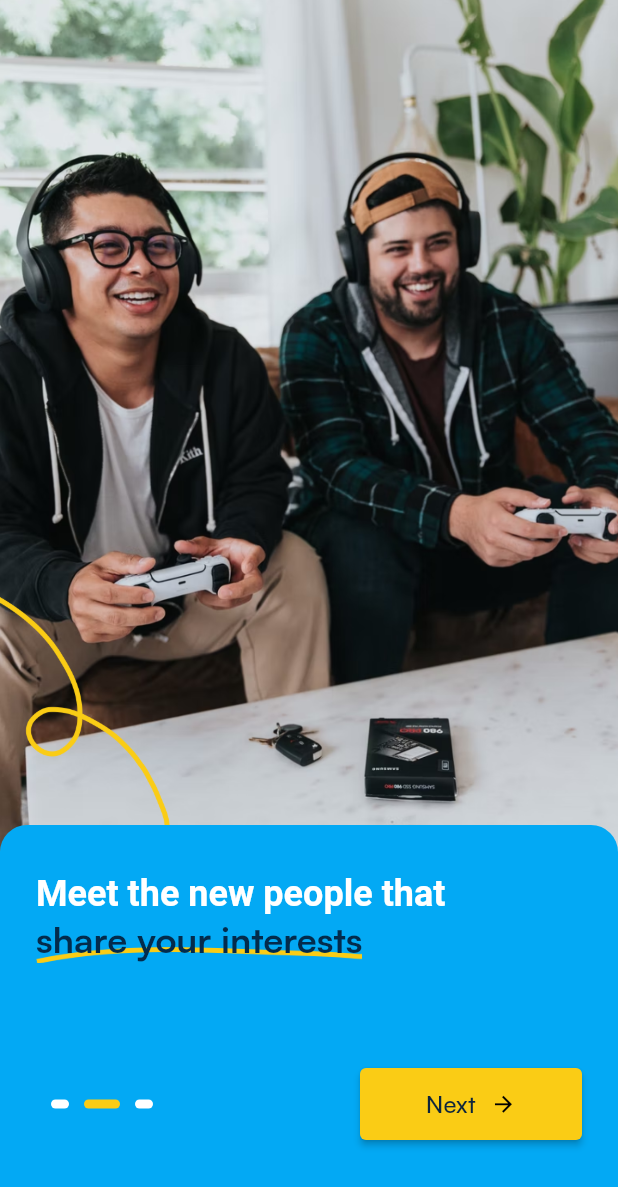
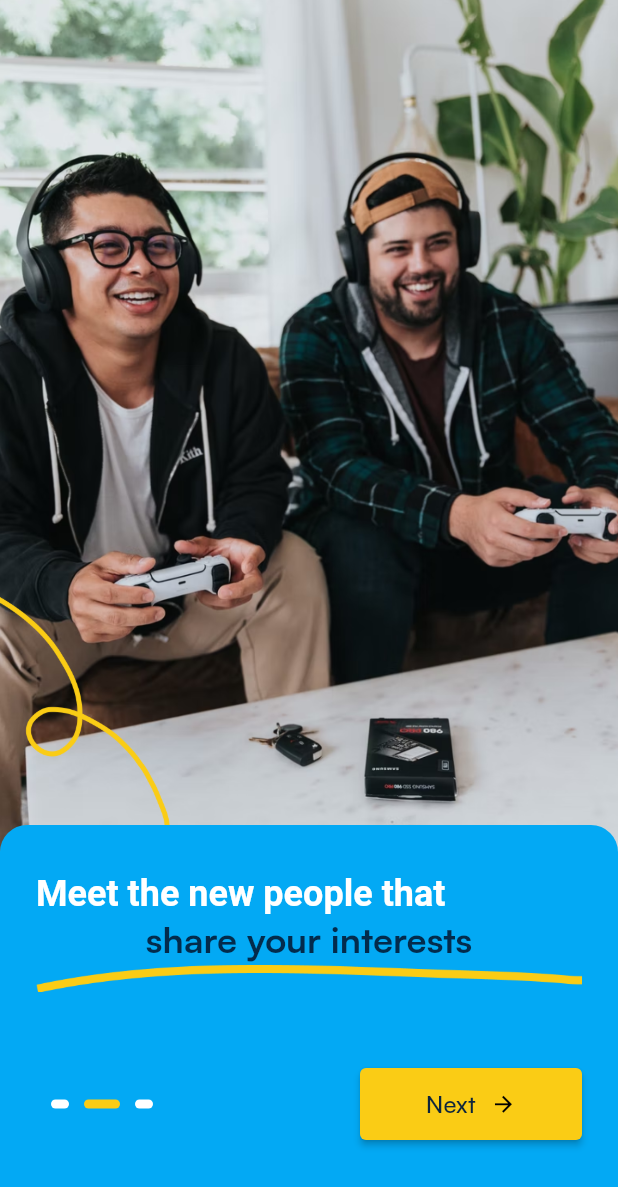
Before and after one commit to Priyanshu-Singhz/letsconnectnewui, a Flutter app: the screen it shows after launch, after a tap on "Next", on a phone screen of 412 x 824 dp. Shown: the top 1187 px of the screen. Run offline on Flutter 3.47's test engine with Material 2 defaults, Android fonts, the phone set to English and light mode, and no system bars; our stand-ins replace flutter_screenutil, get, lottie, percent_indicator; missing offline and left inert: grouped_buttons_ns.

Commit message:
added that package

```diff
--- a/lib/main.dart
+++ b/lib/main.dart
@@ -1,19 +1,31 @@
 import 'package:flutter/material.dart';
+import 'package:flutter_screenutil/flutter_screenutil.dart';
 import 'package:get/get.dart';
 import 'package:letsconnectnewui/common/constants/theme.dart';
 import 'package:letsconnectnewui/screens/onboarding/splashscreen.dart';
 
-void main() {
-  runApp(MyApp());
-}
+void main() => runApp(MyApp());
 
 class MyApp extends StatelessWidget {
+  const MyApp({Key? key}) : super(key: key);
+
   @override
   Widget build(BuildContext context) {
-    return GetMaterialApp(
-      debugShowCheckedModeBanner: false,
-      theme: appTheme,
-      home: Splashscreen(),
+    //Set the fit size (Find your UI design, look at the dimensions of the device screen and fill it in,unit in dp)
+    return ScreenUtilInit(
+      designSize: const Size(360, 690),
+      minTextAdapt: true,
+      splitScreenMode: true,
+      builder: (context, child) {
+        return GetMaterialApp(
+          debugShowCheckedModeBanner: false,
+          title: 'First Method',
+          // You can use the library anywhere in the app even in theme
+          theme: appTheme,
+
+          home: Splashscreen(),
+        );
+      },
     );
   }
 }
--- a/lib/screens/onboarding/onboarding.dart
+++ b/lib/screens/onboarding/onboarding.dart
@@ -136,22 +136,24 @@ class ContainerCard extends StatelessWidget {
                   children: [
                     WidgetSpan(
                       child: Container(
-                        decoration: BoxDecoration(
-                          image: DecorationImage(
-                            image: AssetImage(
-                              "assets/onboarding/line.png",
+                        decoration: BoxDecoration(),
+                        child: Column(
+                          children: [
+                            Text(
+                              model.labels[1],
+                              style: TextStyle(
+                                color: Color.fromARGB(255, 3, 43, 76),
+                                fontSize: 24,
+                                fontWeight: FontWeight.w700,
+                              ),
                             ),
-                            fit: BoxFit.contain,
-                            alignment: Alignment.bottomCenter,
-                          ),
-                        ),
-                        child: Text(
-                          model.labels[1],
-                          style: TextStyle(
-                            color: Color.fromARGB(255, 3, 43, 76),
-                            fontSize: 24,
-                            fontWeight: FontWeight.w700,
-                          ),
+                            Image(
+                              image: AssetImage('assets/onboarding/line.png'),
+
+                              fit: BoxFit
+                                  .cover, //fill type of image inside aspectRatio
+                            ),
+                          ],
                         ),
                       ),
                     )
--- a/pubspec.yaml
+++ b/pubspec.yaml
@@ -24,6 +24,7 @@ dependencies:
   swipe_cards: ^1.0.0
   scroll_snap_list: ^0.9.1
   lottie: ^1.4.2
+  flutter_screenutil: ^5.5.4
 
 dev_dependencies:
   flutter_test:
```
Also changed, not shown: lib/screens/onboarding/onborading1.dart (added), pubspec.lock.
